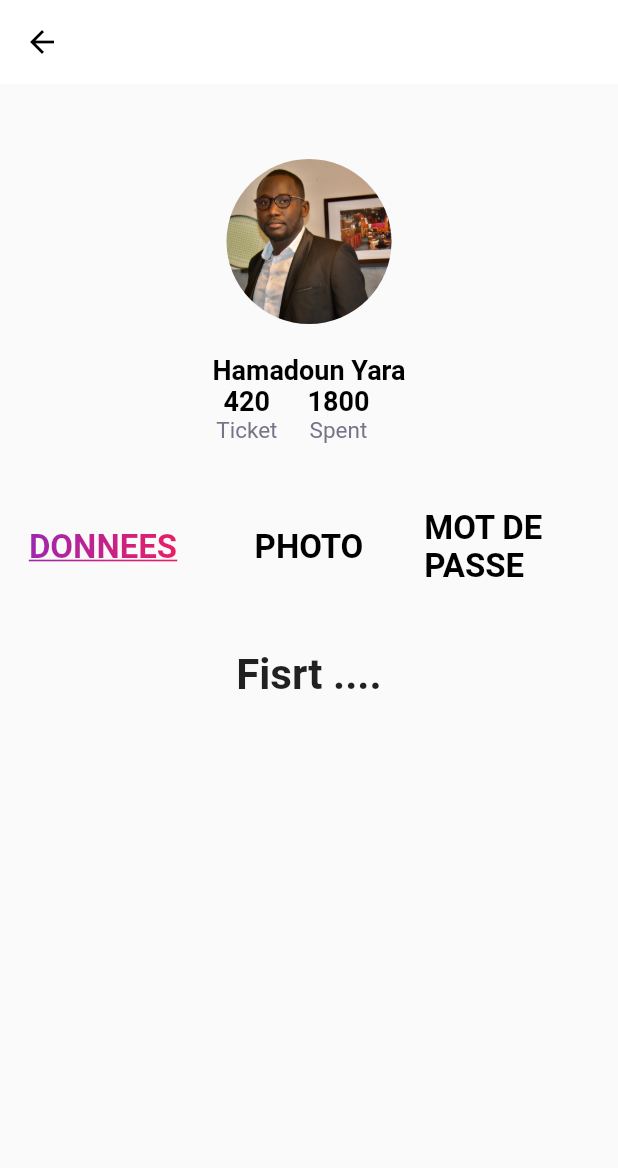
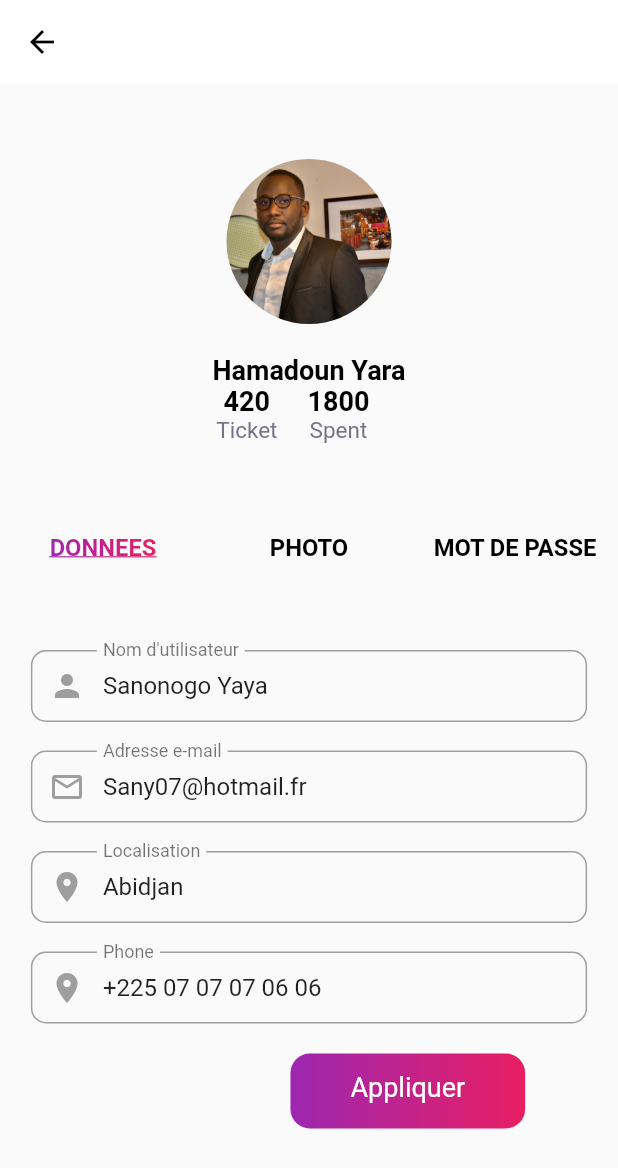
Before and after one commit to Obed-97/neta_event, a Flutter app: the Profil screen opened directly, after a tap on "Editer Profile", on a phone screen of 412 x 824 dp. Shown: the top 1168 px of the screen. Run offline on Flutter 3.47's test engine with Material 2 defaults, Android fonts, the phone set to English and light mode, and no system bars; our stand-ins replace flutter_switch.

Commit message:
Interface Donnee Edit

```diff
--- /dev/null
+++ b/lib/Profil/DonneeProfile.dart
@@ -0,0 +1,211 @@
+import 'package:flutter/material.dart';
+
+import '../Model/User.dart';
+
+class DonneeProfile extends StatefulWidget {
+
+  DonneeProfile({Key? key , this.SaveEdit}) : super(key: key);
+  final Function()? SaveEdit;
+
+  @override
+  State<DonneeProfile> createState() => _DonneeProfileState();
+}
+
+class _DonneeProfileState extends State<DonneeProfile>  {
+
+  late User user = User(email: 'Sany07@hotmail.fr', password: '', name: 'Sanonogo Yaya');
+
+  @override
+  Widget build(BuildContext context) {
+    return Container(
+      child: Column(
+        children :
+        [
+          Center(
+            child: SizedBox(
+              width: MediaQuery.of(context).size.width *0.9,
+              child: TextField(
+
+                cursorHeight: 20,
+                autofocus: false,
+                controller: TextEditingController(text: user.name),
+                onChanged: (value) {
+                  user.name = value;
+                },
+                decoration: InputDecoration(
+                  labelText: "Nom d'utilisateur",
+                  labelStyle: TextStyle(
+                    color: Colors.black54,
+                  ),
+                  hintText: "Nom d'utilisateur",
+                  prefixIcon: Icon(Icons.person , color: Colors.grey,),
+                  // suffixIcon: Icon(Icons.keyboard_arrow_down), end of the Input Field
+                  contentPadding: const EdgeInsets.symmetric(vertical: 10,horizontal: 10),
+                  border: OutlineInputBorder(
+                    borderRadius: BorderRadius.circular(10),
+                    borderSide: BorderSide(color: Colors.grey, width: 1),
+                  ),
+                  enabledBorder: OutlineInputBorder(
+                    borderRadius: BorderRadius.circular(10),
+                    borderSide: BorderSide(color: Colors.grey, width: 1),
+                  ),
+                  focusedBorder: OutlineInputBorder(
+                    gapPadding: 0.0,
+                    borderRadius: BorderRadius.circular(10),
+                    borderSide: BorderSide(color: Colors.purple, width: 1),
+                  ),
+                ),
+              ),
+            ),
+          ),
+          SizedBox(height: 19,),
+          Center(
+            child: SizedBox(
+              width: MediaQuery.of(context).size.width *0.9,
+              child: TextField(
+                cursorHeight: 20,
+                autofocus: false,
+                controller: TextEditingController(text: user.email),
+                onChanged: (value) {
+                  user.email = value;
+                },
+                decoration: InputDecoration(
+                  labelText: 'Adresse e-mail',
+                  labelStyle: TextStyle(
+                    color: Colors.black54,
+                  ),
+                  hintText: "Adresse e-mail",
+                  prefixIcon: Icon(Icons.mail_outline_outlined , color: Colors.grey,),
+                  // suffixIcon: Icon(Icons.keyboard_arrow_down), end of the Input Field
+                  contentPadding: const EdgeInsets.symmetric(vertical: 10,horizontal: 10),
+                  border: OutlineInputBorder(
+                    borderRadius: BorderRadius.circular(10),
+                    borderSide: BorderSide(color: Colors.grey, width: 1),
+                  ),
+                  enabledBorder: OutlineInputBorder(
+                    borderRadius: BorderRadius.circular(10),
+                    borderSide: BorderSide(color: Colors.grey, width: 1),
+                  ),
+                  focusedBorder: OutlineInputBorder(
+                    gapPadding: 0.0,
+                    borderRadius: BorderRadius.circular(10),
+                    borderSide: BorderSide(color: Colors.purple, width: 1),
+                  ),
+                ),
+              ),
+            ),
+          ),
+          SizedBox(height: 19,),
+          Center(
+            child: SizedBox(
+              width: MediaQuery.of(context).size.width *0.9,
+              child: TextField(
+                cursorHeight: 20,
+                autofocus: false,
+                controller: TextEditingController(text: "Abidjan"),
+                onChanged: (value) {
+                  user.email = value;
+                },
+                decoration: InputDecoration(
+                  labelText: 'Localisation',
+                  labelStyle: TextStyle(
+                    color: Colors.black54,
+                  ),
+                  hintText: "",
+                  prefixIcon: Icon(Icons.location_on , color: Colors.grey,),
+                  // suffixIcon: Icon(Icons.keyboard_arrow_down), end of the Input Field
+                  contentPadding: const EdgeInsets.symmetric(vertical: 10,horizontal: 10),
+                  border: OutlineInputBorder(
+                    borderRadius: BorderRadius.circular(10),
+                    borderSide: BorderSide(color: Colors.grey, width: 1),
+                  ),
+                  enabledBorder: OutlineInputBorder(
+                    borderRadius: BorderRadius.circular(10),
+                    borderSide: BorderSide(color: Colors.grey, width: 1),
+                  ),
+                  focusedBorder: OutlineInputBorder(
+                    gapPadding: 0.0,
+                    borderRadius: BorderRadius.circular(10),
+                    borderSide: BorderSide(color: Colors.purple, width: 1),
+                  ),
+                ),
+              ),
+            ),
+          ),
+          SizedBox(height: 19,),
+          Center(
+            child: SizedBox(
+              width: MediaQuery.of(context).size.width *0.9,
+              child: TextField(
+                cursorHeight: 20,
+                autofocus: false,
+                controller: TextEditingController(text: "+225 07 07 07 06 06"),
+                onChanged: (value) {
+                  user.email = value;
+                },
+                decoration: InputDecoration(
+                  labelText: 'Phone',
+                  labelStyle: TextStyle(
+                    color: Colors.black54,
+                  ),
+                  hintText: "",
+                  prefixIcon: Icon(Icons.location_on , color: Colors.grey,),
+                  // suffixIcon: Icon(Icons.keyboard_arrow_down), end of the Input Field
+                  contentPadding: const EdgeInsets.symmetric(vertical: 10,horizontal: 10),
+                  border: OutlineInputBorder(
+                    borderRadius: BorderRadius.circular(10),
+                    borderSide: BorderSide(color: Colors.grey, width: 1),
+                  ),
+                  enabledBorder: OutlineInputBorder(
+                    borderRadius: BorderRadius.circular(10),
+                    borderSide: BorderSide(color: Colors.grey, width: 1),
+                  ),
+                  focusedBorder: OutlineInputBorder(
+                    gapPadding: 0.0,
+                    borderRadius: BorderRadius.circular(10),
+                    borderSide: BorderSide(color: Colors.purple, width: 1),
+                  ),
+                ),
+              ),
+            ),
+          ),
+          SizedBox(height: 20,),
+          Row(children: [
+            SizedBox(width: MediaQuery.of(context).size.width * 0.47),
+            InkWell(
+              onTap: () {
+                widget.SaveEdit!();
+              },
+              child: Container(
+                height: 50,
+                padding: EdgeInsets.only(
+                  left: 40.0,
+                  right: 40.0,
+                  top: 12,
+                  bottom: 5,
+                ),
+                decoration:
+                new BoxDecoration(
+                  borderRadius: BorderRadius.circular(13.0),
+                  gradient: new LinearGradient(
+                    colors: [Colors.purple, Colors.pink],
+                    begin: FractionalOffset.centerLeft,
+                    end: FractionalOffset.centerRight,
+                  ),
+                ),
+                child: Text(
+                  "Appliquer",
+                  style: TextStyle(
+                    fontSize: 18,
+                    color: Colors.white,
+                  ),
+                ),
+              ),
+            ),
+          ],),
+          SizedBox(height: 50,),
+        ]
+      ),
+    );
+  }
+}
--- /dev/null
+++ b/lib/Profil/PhotoProfile.dart
@@ -0,0 +1,17 @@
+import 'package:flutter/material.dart';
+
+class PhotoProfile extends StatefulWidget {
+
+  PhotoProfile({Key? key}) : super(key: key);
+
+  @override
+  State<PhotoProfile> createState() => _PhotoProfileState();
+}
+
+class _PhotoProfileState extends State<PhotoProfile>  {
+
+  @override
+  Widget build(BuildContext context) {
+    return Container();
+  }
+}
--- a/lib/Profil/Profil.dart
+++ b/lib/Profil/Profil.dart
@@ -1,4 +1,5 @@
 import 'package:flutter/material.dart';
+import 'package:neta_event/Profil/DonneeProfile.dart';
 import 'package:neta_event/Profil/barProfil.dart';
 import 'package:neta_event/Profil/tabProfil.dart';
 
@@ -30,7 +31,11 @@ class _ProfilState extends State<Profil> with TickerProviderStateMixin {
 
     animationController = AnimationController(
         duration: const Duration(milliseconds: 600), vsync: this);
-    tabBody = Text('Fisrt ....',style:  TextStyle(fontSize: 28.0, fontWeight: FontWeight.bold),);
+    tabBody = DonneeProfile(SaveEdit: () {
+      setState(() {
+        editMode = false;
+      });
+      }, );
     super.initState();
   }
 
@@ -53,7 +58,8 @@ class _ProfilState extends State<Profil> with TickerProviderStateMixin {
           ),
         ),
       ),
-      body: Column(children: [
+      body: SingleChildScrollView(
+    child :Column(children: [
 
         SizedBox(height: 50,),
         Center(
@@ -134,7 +140,7 @@ class _ProfilState extends State<Profil> with TickerProviderStateMixin {
 
         DunamicNavgationForEdit(),
 
-      ],),
+      ],),),
     );
   }
 
@@ -159,7 +165,6 @@ Widget BeforeEdit()
         Center(
           child: InkWell(
             onTap: () {
-              print(" go to edit ");
               setState(() {
                 editMode = true;
               });
--- /dev/null
+++ b/lib/Profil/PswProfile.dart
@@ -0,0 +1,17 @@
+import 'package:flutter/material.dart';
+
+class PswProfile extends StatefulWidget {
+
+  PswProfile({Key? key}) : super(key: key);
+
+  @override
+  State<PswProfile> createState() => _PswProfileState();
+}
+
+class _PswProfileState extends State<PswProfile>  {
+
+  @override
+  Widget build(BuildContext context) {
+    return Container();
+  }
+}
--- a/lib/Profil/barProfil.dart
+++ b/lib/Profil/barProfil.dart
@@ -62,53 +62,6 @@ class _BarProfilState extends State<BarProfil>
         ),
       ],
     );
-  /*  return Stack(
-     // alignment: AlignmentDirectional.center, // alignment
-      children: <Widget>[
-                 Column(
-                  children: <Widget>[
-                    SizedBox(
-                     // height: 62,
-                      child: Padding(
-                        padding:
-                        const EdgeInsets.only(left: 8, right: 8, top: 4),
-                        child: Row(
-                          children: <Widget>[
-                            Expanded(
-                              child: TabIcons(
-                                  TabProfilData: widget.tabIconsList?[0],
-                                  removeAllSelect: () {
-                                    setRemoveAllSelection(
-                                        widget.tabIconsList?[0]);
-                                    widget.changeIndex!(0);
-                                  }),
-                            ),
-                            Expanded(
-                              child: TabIcons(
-                                  TabProfilData: widget.tabIconsList?[1],
-                                  removeAllSelect: () {
-                                    setRemoveAllSelection(
-                                        widget.tabIconsList?[1]);
-                                    widget.changeIndex!(1);
-                                  }),
-                            ),
-                            Expanded(
-                              child: TabIcons(
-                                  TabProfilData: widget.tabIconsList?[2],
-                                  removeAllSelect: () {
-                                    setRemoveAllSelection(
-                                        widget.tabIconsList?[2]);
-                                    widget.changeIndex!(2);
-                                  }),
-                            ),
-                          ],
-                        ),
-                      ),
-                    ),
-                  ],
-                ),
-      ],
-    );*/
   }
 
   void setRemoveAllSelection(TabProfil? tabb) {
--- a/lib/Profil/tabProfil.dart
+++ b/lib/Profil/tabProfil.dart
@@ -22,14 +22,14 @@ class TabProfil {
     TabProfil(
       imagePath: Text("DONNEES",
         style: TextStyle(
-          fontSize: 25,
+          fontSize: 18,
           fontWeight: FontWeight.bold,
           color: Colors.black,
         ),),
       selectedImagePath: GradientText("DONNEES",
   style: TextStyle(
     decoration: TextDecoration.underline,
-    fontSize: 25,
+    fontSize: 18,
     fontWeight: FontWeight.bold,
     color: Colors.black,
   ),),
@@ -40,14 +40,14 @@ class TabProfil {
     TabProfil(
       imagePath: Text("PHOTO",
         style: TextStyle(
-          fontSize: 25,
+          fontSize: 18,
           fontWeight: FontWeight.bold,
           color: Colors.black,
         ),),
       selectedImagePath: GradientText("PHOTO",
         style: TextStyle(
           decoration: TextDecoration.underline,
-          fontSize: 25,
+          fontSize: 18,
           fontWeight: FontWeight.bold,
           color: Colors.black,
         ),),
@@ -58,14 +58,14 @@ class TabProfil {
     TabProfil(
       imagePath: Text("MOT DE PASSE",
         style: TextStyle(
-          fontSize: 25,
+          fontSize: 18,
           fontWeight: FontWeight.bold,
           color: Colors.black,
         ),),
       selectedImagePath: GradientText("MOT DE PASSE",
         style: TextStyle(
           decoration: TextDecoration.underline,
-          fontSize: 25,
+          fontSize: 18,
           fontWeight: FontWeight.bold,
           color: Colors.black,
         ),),
```
Also changed, not shown: assets/edit/camera.png (added), assets/edit/gallery.png (added).
